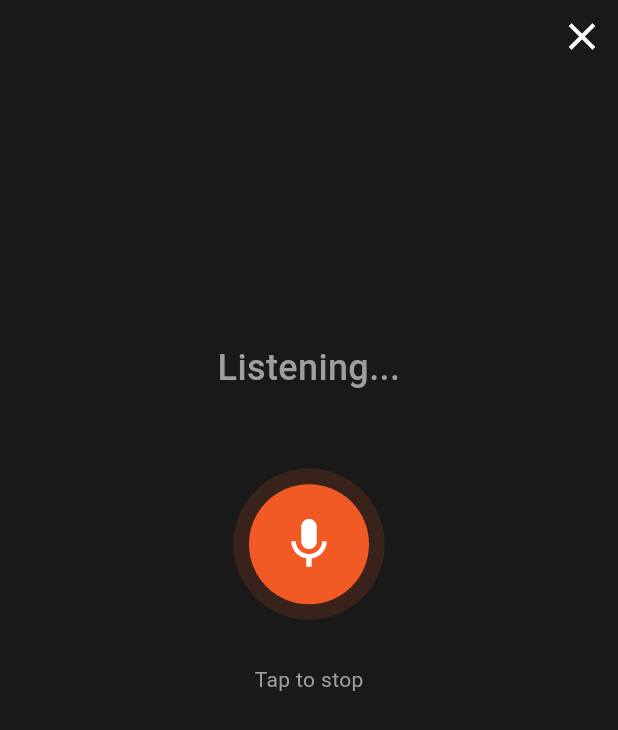
After one commit to mydoodee/mplay, a Flutter app: the VoiceSearchDialog screen opened directly, on a phone screen of 412 x 824 dp. The commit adds this screen. Shown: the top 730 px of the screen. Run offline on Flutter 3.47's test engine with Material 3 defaults, Android fonts, the phone set to English and light mode, and no system bars; our stand-ins replace audio_service, cached_network_image, dio, file_picker, just_audio, open_filex and 6 more; missing offline and left inert: audiotags; accounts and stored records are empty; network calls fail.

Commit message:
update_serach

```diff
--- a/yt_music_app/lib/l10n/app_en.arb
+++ b/yt_music_app/lib/l10n/app_en.arb
@@ -129,6 +129,7 @@
   },
   "voiceMicUnavailable": "Microphone is not available",
   "voiceListening": "Listening...",
+  "voiceTapToStop": "Tap to stop",
 
   "adminSystemUsers": "System Users",
   "adminOnlineCount": "Online: {count} users",
--- a/yt_music_app/lib/l10n/app_localizations.dart
+++ b/yt_music_app/lib/l10n/app_localizations.dart
@@ -590,6 +590,12 @@ abstract class AppLocalizations {
   /// **'Listening...'**
   String get voiceListening;
 
+  /// No description provided for @voiceTapToStop.
+  ///
+  /// In en, this message translates to:
+  /// **'Tap to stop'**
+  String get voiceTapToStop;
+
   /// No description provided for @adminSystemUsers.
   ///
   /// In en, this message translates to:
--- a/yt_music_app/lib/l10n/app_localizations_en.dart
+++ b/yt_music_app/lib/l10n/app_localizations_en.dart
@@ -273,6 +273,9 @@ class AppLocalizationsEn extends AppLocalizations {
   String get voiceListening => 'Listening...';
 
   @override
+  String get voiceTapToStop => 'Tap to stop';
+
+  @override
   String get adminSystemUsers => 'System Users';
 
   @override
--- a/yt_music_app/lib/l10n/app_localizations_th.dart
+++ b/yt_music_app/lib/l10n/app_localizations_th.dart
@@ -274,6 +274,9 @@ class AppLocalizationsTh extends AppLocalizations {
   String get voiceListening => 'กำลังฟัง...';
 
   @override
+  String get voiceTapToStop => 'แตะเพื่อหยุด';
+
+  @override
   String get adminSystemUsers => 'ผู้ใช้งานระบบ';
 
   @override
--- a/yt_music_app/lib/l10n/app_th.arb
+++ b/yt_music_app/lib/l10n/app_th.arb
@@ -93,6 +93,7 @@
   "voiceNoSound": "ไม่ได้ยินเสียง: {error}",
   "voiceMicUnavailable": "ไมโครโฟนไม่พร้อมใช้งาน",
   "voiceListening": "กำลังฟัง...",
+  "voiceTapToStop": "แตะเพื่อหยุด",
 
   "adminSystemUsers": "ผู้ใช้งานระบบ",
   "adminOnlineCount": "ออนไลน์: {count} คน",
--- /dev/null
+++ b/yt_music_app/lib/widgets/voice_search_dialog.dart
@@ -0,0 +1,160 @@
+import 'package:flutter/material.dart';
+import 'package:speech_to_text/speech_to_text.dart';
+import '../l10n/app_localizations.dart';
+
+class VoiceSearchDialog extends StatefulWidget {
+  final String initialLocale;
+  const VoiceSearchDialog({super.key, required this.initialLocale});
+
+  @override
+  State<VoiceSearchDialog> createState() => _VoiceSearchDialogState();
+}
+
+class _VoiceSearchDialogState extends State<VoiceSearchDialog>
+    with SingleTickerProviderStateMixin {
+  final SpeechToText _stt = SpeechToText();
+  bool _isListening = false;
+  String _recognizedWords = '';
+  late AnimationController _pulseController;
+  late Animation<double> _pulseAnim;
+
+  @override
+  void initState() {
+    super.initState();
+    _pulseController = AnimationController(
+      vsync: this,
+      duration: const Duration(milliseconds: 1000),
+    )..repeat(reverse: true);
+
+    _pulseAnim = Tween<double>(begin: 1.0, end: 1.4).animate(
+      CurvedAnimation(parent: _pulseController, curve: Curves.easeInOut),
+    );
+
+    _initAndStart();
+  }
+
+  Future<void> _initAndStart() async {
+    bool available = await _stt.initialize(
+      onStatus: (status) {
+        if (status == 'notListening') {
+          if (mounted && _recognizedWords.isNotEmpty) {
+            Navigator.pop(context, _recognizedWords);
+          }
+        }
+      },
+    );
+
+    if (available) {
+      _startListening();
+    }
+  }
+
+  void _startListening() async {
+    setState(() {
+      _isListening = true;
+      _recognizedWords = '';
+    });
+
+    await _stt.listen(
+      onResult: (result) {
+        setState(() {
+          _recognizedWords = result.recognizedWords;
+        });
+        if (result.finalResult && result.recognizedWords.isNotEmpty) {
+          Future.delayed(const Duration(milliseconds: 500), () {
+            if (mounted) Navigator.pop(context, result.recognizedWords);
+          });
+        }
+      },
+      localeId: widget.initialLocale,
+      listenFor: const Duration(seconds: 30),
+      pauseFor: const Duration(seconds: 5),
+    );
+  }
+
+  @override
+  void dispose() {
+    _pulseController.dispose();
+    _stt.stop();
+    super.dispose();
+  }
+
+  @override
+  Widget build(BuildContext context) {
+    final l10n = AppLocalizations.of(context)!;
+
+    return Scaffold(
+      backgroundColor: Colors.black.withValues(alpha: 0.9),
+      body: SafeArea(
+        child: Column(
+          children: [
+            Align(
+              alignment: Alignment.topRight,
+              child: IconButton(
+                icon: const Icon(Icons.close, color: Colors.white, size: 30),
+                onPressed: () => Navigator.pop(context),
+              ),
+            ),
+            const Spacer(),
+            Text(
+              _recognizedWords.isEmpty ? l10n.voiceListening : _recognizedWords,
+              textAlign: TextAlign.center,
+              style: TextStyle(
+                color: _recognizedWords.isEmpty ? Colors.grey : Colors.white,
+                fontSize: 24,
+                fontWeight: FontWeight.w500,
+              ),
+            ),
+            const SizedBox(height: 50),
+            GestureDetector(
+              onTap: () {
+                if (_isListening) {
+                  _stt.stop();
+                } else {
+                  _startListening();
+                }
+              },
+              child: AnimatedBuilder(
+                animation: _pulseAnim,
+                builder: (context, child) {
+                  return Stack(
+                    alignment: Alignment.center,
+                    children: [
+                      Container(
+                        width: 100 * _pulseAnim.value,
+                        height: 100 * _pulseAnim.value,
+                        decoration: BoxDecoration(
+                          shape: BoxShape.circle,
+                          color: const Color(0xFFF15A24).withValues(alpha: 0.15),
+                        ),
+                      ),
+                      Container(
+                        width: 80,
+                        height: 80,
+                        decoration: const BoxDecoration(
+                          shape: BoxShape.circle,
+                          color: Color(0xFFF15A24),
+                        ),
+                        child: Icon(
+                          _isListening ? Icons.mic : Icons.mic_none,
+                          color: Colors.white,
+                          size: 40,
+                        ),
+                      ),
+                    ],
+                  );
+                },
+              ),
+            ),
+            const SizedBox(height: 30),
+            Text(
+              l10n.voiceTapToStop, // หรือข้อความอื่นๆ เช่น "Tap to speak"
+              style: const TextStyle(color: Colors.grey),
+            ),
+            const Spacer(flex: 2),
+          ],
+        ),
+      ),
+    );
+  }
+}
--- a/yt_music_app/pubspec.yaml
+++ b/yt_music_app/pubspec.yaml
@@ -2,7 +2,7 @@ name: yt_music_app
 description: "Mplay music in you hands"
 publish_to: "none" # Remove this line if you wish to publish to pub.dev
 
-version: 1.0.1+41
+version: 1.0.1+42
 
 environment:
   sdk: ">=3.10.0 <4.0.0"
```
Also changed, not shown: yt_music_app/lib/screens/home_screen.dart (+79 -13 lines), yt_music_app/lib/services/api_service.dart (+38 -0 lines), yt_music_app/lib/services/song_provider.dart (+20 -0 lines).
